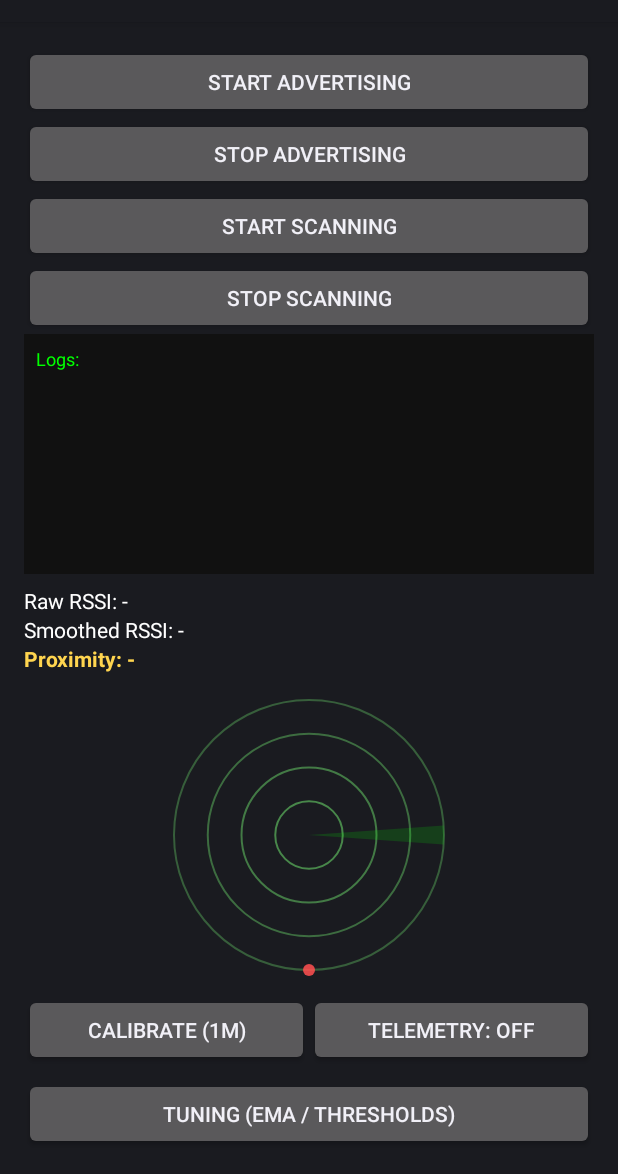
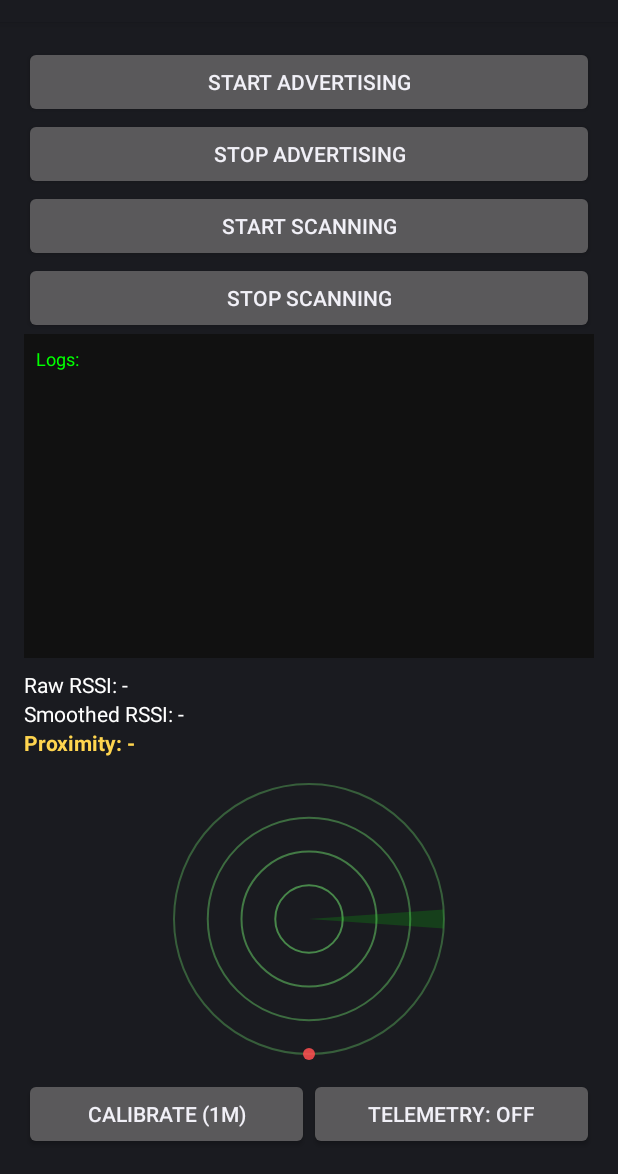
Before and after one commit to AnjanaJK/ProxyFail, an Android app: the screen it shows after launch (MainActivity), on a phone screen of 412 x 824 dp, the part 62-1236 px from its top. Run offline under Robolectric (Android 15) with nearby library versions, the light colour scheme and no system bars.

```diff
--- a/app/src/main/AndroidManifest.xml
+++ b/app/src/main/AndroidManifest.xml
@@ -37,8 +37,5 @@
         <!-- Calibration helper activity -->
         <activity android:name="com.proxyfail.app.CalibrationActivity" android:exported="false" />
 
-        <!-- Tuning activity (debug/admin) -->
-        <activity android:name="com.proxyfail.app.TuningActivity" android:exported="false" />
-
     </application>
 </manifest>
--- a/app/src/main/java/com/proxyfail/app/BeaconScanner.java
+++ b/app/src/main/java/com/proxyfail/app/BeaconScanner.java
@@ -30,13 +30,13 @@ public class BeaconScanner {
     private int bufferPos = 0;
     private int bufferCount = 0;
     private double ema = Double.NaN;
-    // configurable EMA and thresholds (defaults)
-    private double emaAlphaRise = 0.6;
-    private double emaAlphaFall = 0.25;
+    // asymmetric EMA: faster when RSSI rises (approach), slower when falling (avoid noise)
+    private final double EMA_ALPHA_RISE = 0.6;
+    private final double EMA_ALPHA_FALL = 0.25;
     private int consecutiveCloseCount = 0;
-    private int consecutiveRequired = 2; // default
-    private int closeThreshold = -65;
-    private int farThreshold = -80;
+    private final int CONSECUTIVE_REQUIRED = 2; // be a bit more responsive
+    private final int CLOSE_THRESHOLD = -65;
+    private final int FAR_THRESHOLD = -80;
     private boolean telemetryEnabled = false;
 
     // scan loop control (short windows with small pause) so UI stays responsive
@@ -87,9 +87,9 @@ public class BeaconScanner {
         if (Double.isNaN(ema)) ema = rssi;
         else {
             if (rssi > ema) {
-                ema = emaAlphaRise * rssi + (1 - emaAlphaRise) * ema;
+                ema = EMA_ALPHA_RISE * rssi + (1 - EMA_ALPHA_RISE) * ema;
             } else {
-                ema = emaAlphaFall * rssi + (1 - emaAlphaFall) * ema;
+                ema = EMA_ALPHA_FALL * rssi + (1 - EMA_ALPHA_FALL) * ema;
             }
         }
 
@@ -101,34 +101,19 @@ public class BeaconScanner {
         // decision logic
         String decision;
         // consecutive logic: require a small run of close readings, reset quickly when below close
-        if (ema >= closeThreshold) {
+        if (ema >= CLOSE_THRESHOLD) {
             consecutiveCloseCount++;
         } else {
             consecutiveCloseCount = 0;
         }
 
-        if (consecutiveCloseCount >= consecutiveRequired) decision = "close";
-        else if (ema < farThreshold) decision = "far";
+        if (consecutiveCloseCount >= CONSECUTIVE_REQUIRED) decision = "close";
+        else if (ema < FAR_THRESHOLD) decision = "far";
         else decision = "uncertain";
 
         // notify listener
         listener.onBeaconFound(payload, rssi);
         listener.onProximityUpdate(rssi, ema, median, decision, samples);
-    }
-
-    // setters so tuning UI can apply values at runtime
-    public void setEmaAlphas(double rise, double fall) {
-        this.emaAlphaRise = rise;
-        this.emaAlphaFall = fall;
-    }
-
-    public void setThresholds(int close, int far) {
-        this.closeThreshold = close;
-        this.farThreshold = far;
-    }
-
-    public void setConsecutiveRequired(int n) {
-        this.consecutiveRequired = n;
     }
 
     private int computeMedian(int[] arr) {
--- a/app/src/main/java/com/proxyfail/app/MainActivity.java
+++ b/app/src/main/java/com/proxyfail/app/MainActivity.java
@@ -111,9 +111,6 @@ public class MainActivity extends Activity {
             startActivity(new Intent(this, CalibrationActivity.class));
         });
 
-        Button btnTuning = findViewById(R.id.btnTuning);
-        btnTuning.setOnClickListener(v -> startActivity(new Intent(this, TuningActivity.class)));
-
         prefs = getSharedPreferences("beacon_prefs", MODE_PRIVATE);
         radarView = findViewById(R.id.radarView);
 
@@ -122,23 +119,6 @@ public class MainActivity extends Activity {
             btnToggleTelemetry.setText(telemetryEnabled ? "Telemetry: ON" : "Telemetry: OFF");
             appendLog("Telemetry " + (telemetryEnabled ? "enabled" : "disabled"));
         });
-    }
-
-    @Override
-    protected void onResume() {
-        super.onResume();
-        // reload tuning prefs and apply to scanner
-        float emaRise = prefs.getFloat("ema_rise", 0.6f);
-        float emaFall = prefs.getFloat("ema_fall", 0.25f);
-        int close = prefs.getInt("close_threshold", -65);
-        int far = prefs.getInt("far_threshold", -80);
-        int consec = prefs.getInt("consecutive_required", 2);
-        // apply
-        if (scanner != null) {
-            scanner.setEmaAlphas(emaRise, emaFall);
-            scanner.setThresholds(close, far);
-            scanner.setConsecutiveRequired(consec);
-        }
     }
 
     private void appendLog(String s) {
--- a/app/src/main/res/layout/activity_main.xml
+++ b/app/src/main/res/layout/activity_main.xml
@@ -104,13 +104,6 @@
 
         </LinearLayout>
 
-        <Button
-            android:id="@+id/btnTuning"
-            android:layout_width="match_parent"
-            android:layout_height="wrap_content"
-            android:layout_marginTop="8dp"
-            android:text="Tuning (EMA / thresholds)" />
-
     </LinearLayout>
 
 </LinearLayout>
```
Also changed, not shown: app/src/main/java/com/proxyfail/app/TuningActivity.java (deleted, +0 -106 lines), app/src/main/res/layout/activity_tuning.xml (deleted, +0 -110 lines), 2 other files.
